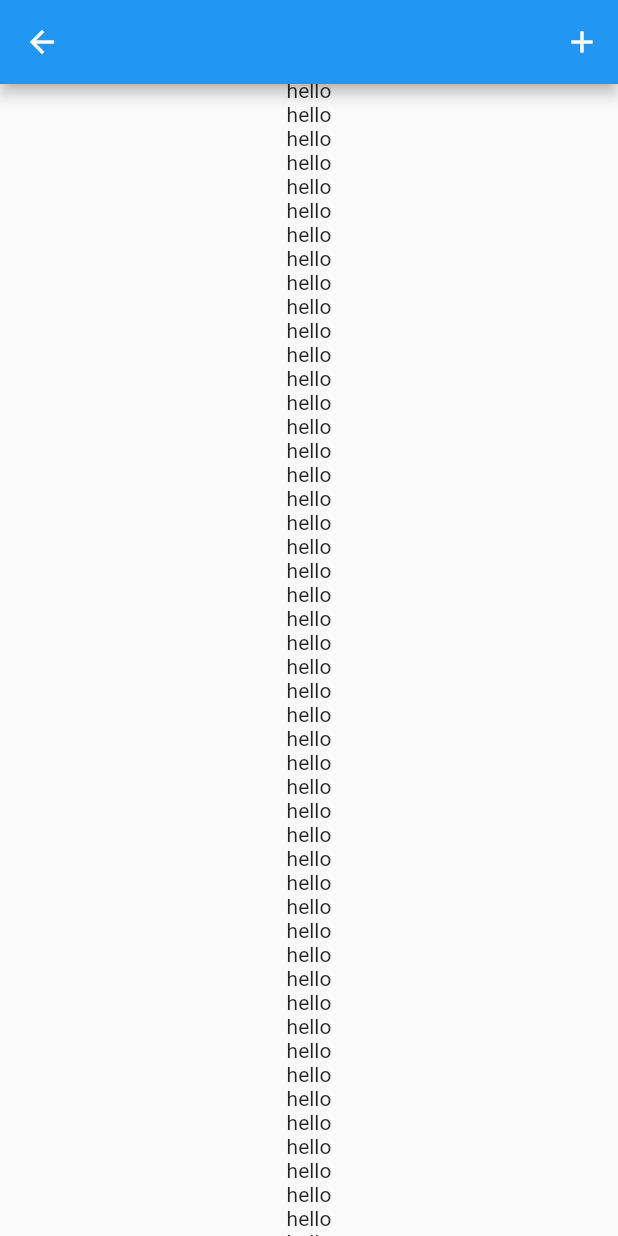
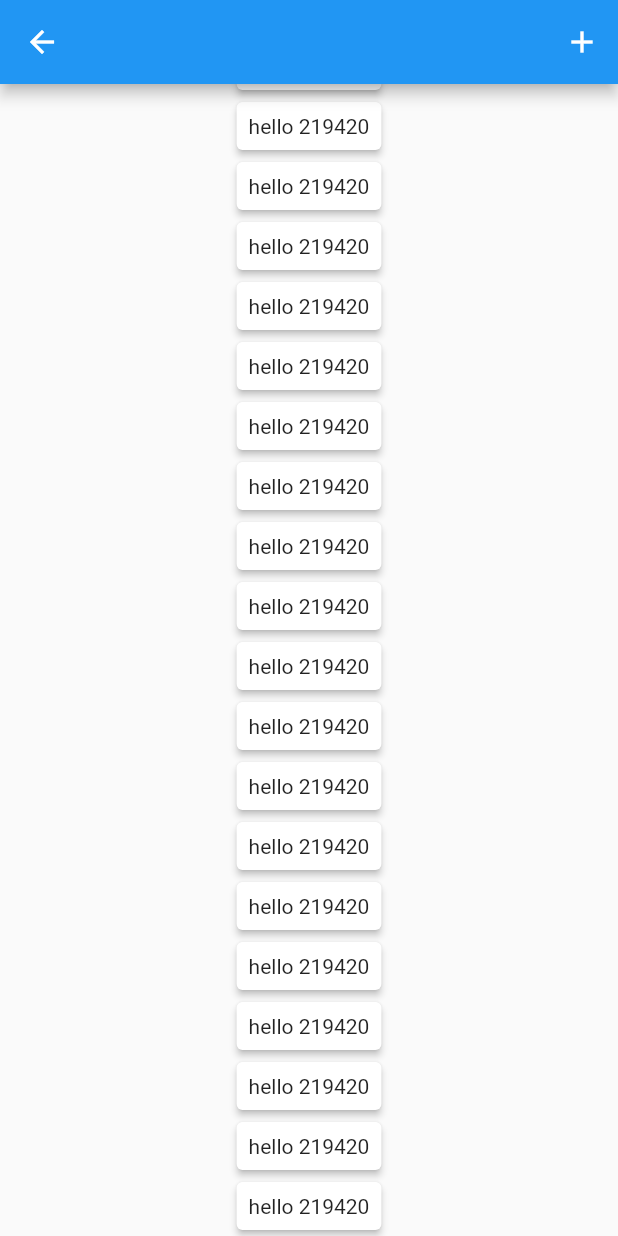
Before and after one commit to ruan65/flutter_list_playground, a Flutter app: the screen it shows after launch, after a tap on "Column", on a phone screen of 412 x 824 dp. Run offline on Flutter 3.47's test engine with Material 2 defaults, Android fonts, the phone set to English and light mode, and no system bars; missing offline and left inert: indexed_list_view.

Commit message:
indexed some manipulation

```diff
--- a/lib/column_screen.dart
+++ b/lib/column_screen.dart
@@ -1,3 +1,5 @@
+import 'dart:math';
+
 import 'package:flutter/material.dart';
 
 class ColumnScreen extends StatefulWidget {
@@ -6,20 +8,19 @@ class ColumnScreen extends StatefulWidget {
 }
 
 class _ColumnScreenState extends State<ColumnScreen> {
-
-  List<Widget> items = List<Widget>.filled(100, Text('hello'), growable: true);
+//  List<Widget> items = List<Widget>()..length = 20;
+  List<Widget> items = [];
 
   final _scrollController = ScrollController(initialScrollOffset: 100);
 
   @override
   void initState() {
-    // TODO: implement initState
     super.initState();
 
-    items[0] = Text('hi');
-    items[2] = Text('hi');
-    items[3] = Text('hi');
+    items.addAll(getItems(Random().nextInt(1000000)));
+//    items = getItems();
   }
+
   @override
   Widget build(BuildContext context) {
     return Scaffold(
@@ -45,15 +46,36 @@ class _ColumnScreenState extends State<ColumnScreen> {
   }
 
   addToList() {
-    items.addAll(getItems());
+    print('adding...');
+    items.insertAll(0, getItems(Random().nextInt(1000000)));
+    print(items);
+    setState(() {
+
+    });
   }
 
-  List<Widget> getItems() {
-    return List<Widget>.generate(100, (i) {
-      return Padding(
+  Widget getItem(ItemData data) {
+    return Card(
+      elevation: 2,
+      child: Padding(
         padding: const EdgeInsets.all(8.0),
-        child: Text('hi $i'),
-      );
-    });
+        child: Text(data.text),
+      ),
+    );
+  }
+
+  List<Widget> getItems(int mark) {
+    return List<ItemData>.generate(20, (i) => ItemData('hello $mark'))
+        .map((data) => getItem(data))
+        .toList();
   }
 }
+
+class ItemData {
+  final String text;
+  String dateTime;
+
+  ItemData(this.text) {
+    dateTime = DateTime.now().toIso8601String();
+  }
+}
--- a/lib/main.dart
+++ b/lib/main.dart
@@ -1,6 +1,7 @@
 import 'package:flutter/material.dart';
 import 'package:flutter_playground/animated_list.dart';
 import 'package:flutter_playground/column_screen.dart';
+import 'package:flutter_playground/indexed_list_screen.dart';
 import 'package:flutter_playground/list_view_no_builder.dart';
 import 'package:flutter_playground/list_view_with_contoller_and_listeners.dart';
 
@@ -68,6 +69,14 @@ class _MyHomePageState extends State<MyHomePage> {
                     builder: (ctx) => ColumnScreen()));
               },
             ),
+
+            RaisedButton(
+              child: Text('INDEXED'),
+              onPressed: () {
+                Navigator.of(context).push(MaterialPageRoute(
+                    builder: (ctx) => IndexedListScreen()));
+              },
+            ),
           ],
         ),
       ),
--- a/pubspec.yaml
+++ b/pubspec.yaml
@@ -17,6 +17,7 @@ environment:
   sdk: ">=2.1.0 <3.0.0"
 
 dependencies:
+  indexed_list_view:
   flutter:
     sdk: flutter
 
```
Also changed, not shown: lib/indexed_list_screen.dart (added, +96 -0 lines), pubspec.lock.
